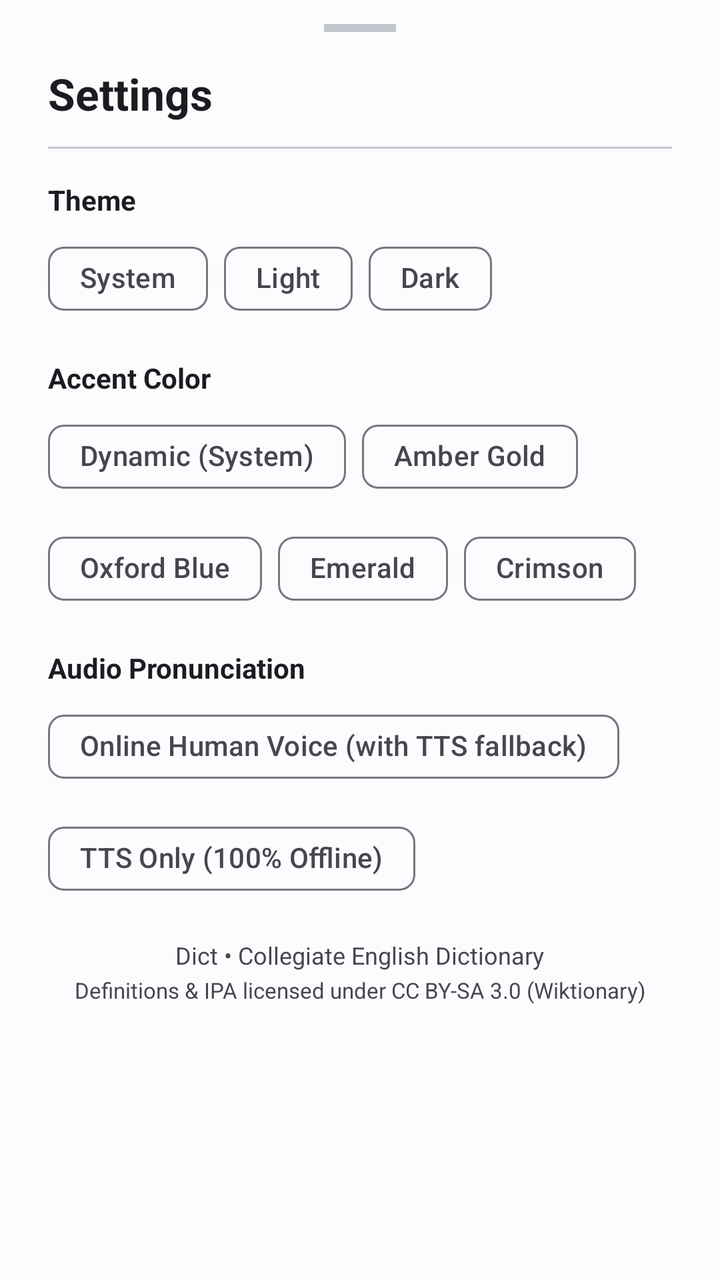
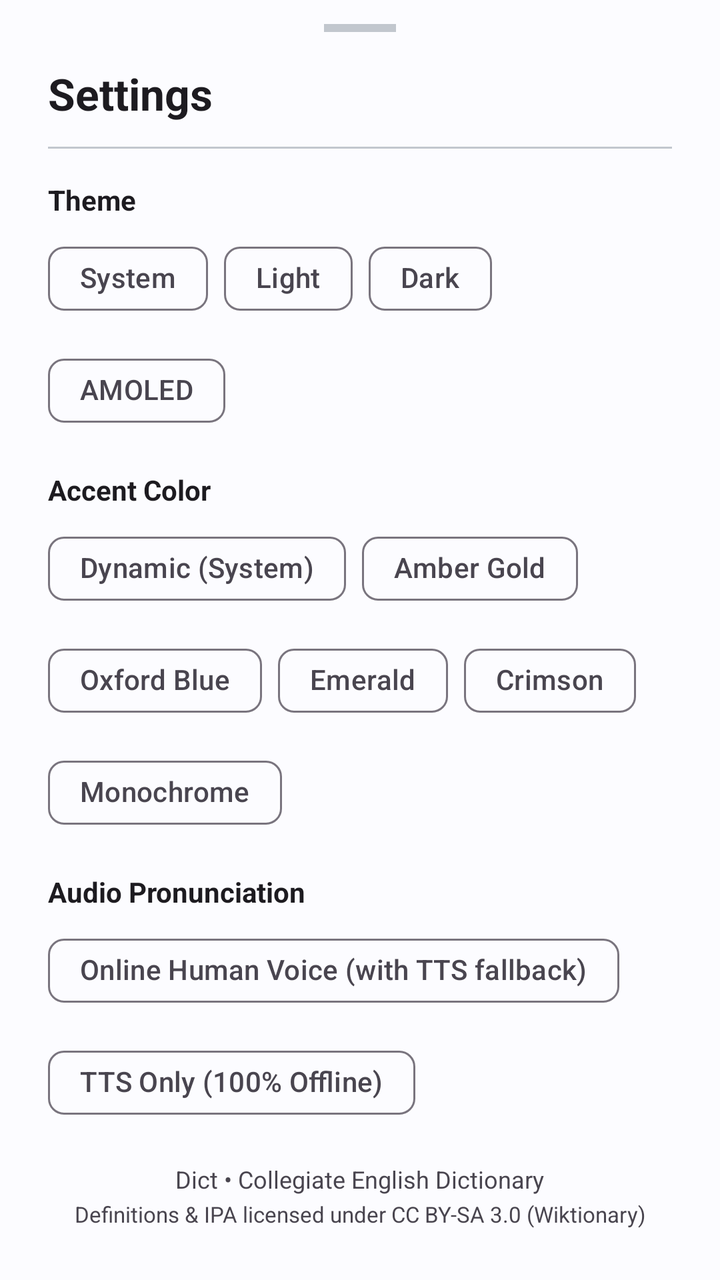

The first picture is an Android layout as it rendered before a commit; the second is the same layout after the commit. The layout source and the unified diff follow.
<!-- AndroidManifest.xml: application theme Theme.Dict -->
<!-- res/layout/dialog_settings.xml -->
<?xml version="1.0" encoding="utf-8"?>
<androidx.core.widget.NestedScrollView xmlns:android="http://schemas.android.com/apk/res/android"
    xmlns:app="http://schemas.android.com/apk/res-auto"
    android:layout_width="match_parent"
    android:layout_height="wrap_content"
    android:background="?android:attr/colorBackground"
    android:overScrollMode="never">

    <LinearLayout
        android:layout_width="match_parent"
        android:layout_height="wrap_content"
        android:orientation="vertical"
        android:paddingStart="24dp"
        android:paddingTop="12dp"
        android:paddingEnd="24dp"
        android:paddingBottom="32dp">

        
        <View
            android:layout_width="36dp"
            android:layout_height="4dp"
            android:layout_gravity="center_horizontal"
            android:layout_marginBottom="16dp"
            android:background="?attr/colorOutlineVariant" />

        
        <TextView
            android:layout_width="wrap_content"
            android:layout_height="wrap_content"
            android:text="Settings"
            android:textColor="?android:attr/textColorPrimary"
            android:textSize="22sp"
            android:textStyle="bold" />

        
        <View
            android:layout_width="match_parent"
            android:layout_height="1dp"
            android:layout_marginTop="12dp"
            android:layout_marginBottom="16dp"
            android:background="?attr/colorOutlineVariant" />

        
        <TextView
            android:layout_width="wrap_content"
            android:layout_height="wrap_content"
            android:text="Theme"
            android:textColor="?android:attr/textColorPrimary"
            android:textSize="14sp"
            android:textStyle="bold" />

        <com.google.android.material.chip.ChipGroup
            android:id="@+id/chipGroupTheme"
            android:layout_width="match_parent"
            android:layout_height="wrap_content"
            android:layout_marginTop="6dp"
            android:layout_marginBottom="16dp"
            app:singleSelection="true">

            <com.google.android.material.chip.Chip
                android:id="@+id/chipThemeSystem"
                style="@style/Widget.Material3.Chip.Filter"
                android:layout_width="wrap_content"
                android:layout_height="wrap_content"
                android:text="System" />

            <com.google.android.material.chip.Chip
                android:id="@+id/chipThemeLight"
                style="@style/Widget.Material3.Chip.Filter"
                android:layout_width="wrap_content"
                android:layout_height="wrap_content"
                android:text="Light" />

            <com.google.android.material.chip.Chip
                android:id="@+id/chipThemeDark"
                style="@style/Widget.Material3.Chip.Filter"
                android:layout_width="wrap_content"
                android:layout_height="wrap_content"
                android:text="Dark" />

        </com.google.android.material.chip.ChipGroup>

        
        <TextView
            android:layout_width="wrap_content"
            android:layout_height="wrap_content"
            android:text="Accent Color"
            android:textColor="?android:attr/textColorPrimary"
            android:textSize="14sp"
            android:textStyle="bold" />

        <com.google.android.material.chip.ChipGroup
            android:id="@+id/chipGroupAccent"
            android:layout_width="match_parent"
            android:layout_height="wrap_content"
            android:layout_marginTop="6dp"
            android:layout_marginBottom="16dp"
            app:singleSelection="true">

            <com.google.android.material.chip.Chip
                android:id="@+id/chipAccentDynamic"
                style="@style/Widget.Material3.Chip.Filter"
                android:layout_width="wrap_content"
                android:layout_height="wrap_content"
                android:text="Dynamic (System)" />

            <com.google.android.material.chip.Chip
                android:id="@+id/chipAccentAmber"
                style="@style/Widget.Material3.Chip.Filter"
                android:layout_width="wrap_content"
                android:layout_height="wrap_content"
                android:text="Amber Gold" />

            <com.google.android.material.chip.Chip
                android:id="@+id/chipAccentBlue"
                style="@style/Widget.Material3.Chip.Filter"
                android:layout_width="wrap_content"
                android:layout_height="wrap_content"
                android:text="Oxford Blue" />

            <com.google.android.material.chip.Chip
                android:id="@+id/chipAccentEmerald"
                style="@style/Widget.Material3.Chip.Filter"
                android:layout_width="wrap_content"
                android:layout_height="wrap_content"
                android:text="Emerald" />

            <com.google.android.material.chip.Chip
                android:id="@+id/chipAccentCrimson"
                style="@style/Widget.Material3.Chip.Filter"
                android:layout_width="wrap_content"
                android:layout_height="wrap_content"
                android:text="Crimson" />

        </com.google.android.material.chip.ChipGroup>

        
        <TextView
            android:layout_width="wrap_content"
            android:layout_height="wrap_content"
            android:text="Audio Pronunciation"
            android:textColor="?android:attr/textColorPrimary"
            android:textSize="14sp"
            android:textStyle="bold" />

        <com.google.android.material.chip.ChipGroup
            android:id="@+id/chipGroupAudio"
            android:layout_width="match_parent"
            android:layout_height="wrap_content"
            android:layout_marginTop="6dp"
            android:layout_marginBottom="16dp"
            app:singleSelection="true">

            <com.google.android.material.chip.Chip
                android:id="@+id/chipAudioHuman"
                style="@style/Widget.Material3.Chip.Filter"
                android:layout_width="wrap_content"
                android:layout_height="wrap_content"
                android:text="Online Human Voice (with TTS fallback)" />

            <com.google.android.material.chip.Chip
                android:id="@+id/chipAudioTts"
                style="@style/Widget.Material3.Chip.Filter"
                android:layout_width="wrap_content"
                android:layout_height="wrap_content"
                android:text="TTS Only (100% Offline)" />

        </com.google.android.material.chip.ChipGroup>

        
        <TextView
            android:layout_width="wrap_content"
            android:layout_height="wrap_content"
            android:layout_gravity="center_horizontal"
            android:text="Dict • Collegiate English Dictionary"
            android:textColor="?android:attr/textColorSecondary"
            android:textSize="12sp" />

        <TextView
            android:layout_width="wrap_content"
            android:layout_height="wrap_content"
            android:layout_gravity="center_horizontal"
            android:layout_marginTop="2dp"
            android:text="Definitions &amp; IPA licensed under CC BY-SA 3.0 (Wiktionary)"
            android:textColor="?android:attr/textColorSecondary"
            android:textSize="11sp" />

    </LinearLayout>

</androidx.core.widget.NestedScrollView>
<!-- resources referenced by this layout -->
<resources>
  <style name="Theme.Dict" parent="Theme.Material3.DayNight.NoActionBar">
          <item name="colorPrimary">@color/md_theme_light_primary</item>
          <item name="colorOnPrimary">@color/md_theme_light_onPrimary</item>
          <item name="colorPrimaryContainer">@color/md_theme_light_primaryContainer</item>
          <item name="colorOnPrimaryContainer">@color/md_theme_light_onPrimaryContainer</item>
          <item name="colorSecondary">@color/md_theme_light_secondary</item>
          <item name="colorSecondaryContainer">@color/md_theme_light_secondaryContainer</item>
          <item name="android:colorBackground">@color/md_theme_light_background</item>
          <item name="colorSurface">@color/md_theme_light_surface</item>
          <item name="colorOnSurface">@color/md_theme_light_onSurface</item>
          <item name="colorOutlineVariant">@color/md_theme_light_outlineVariant</item>
      </style>
  <color name="md_theme_light_primary">#006495</color>
  <color name="md_theme_light_onPrimary">#FFFFFF</color>
  <color name="md_theme_light_primaryContainer">#CBE6FF</color>
  <color name="md_theme_light_onPrimaryContainer">#001E30</color>
  <color name="md_theme_light_secondary">#50606E</color>
  <color name="md_theme_light_secondaryContainer">#D3E5F5</color>
  <color name="md_theme_light_background">#FCFCFF</color>
  <color name="md_theme_light_surface">#FCFCFF</color>
  <color name="md_theme_light_onSurface">#191C1E</color>
  <color name="md_theme_light_outlineVariant">#C2C7CE</color>
</resources>

<!-- the commit's change to res/layout/dialog_settings.xml (unified diff, before → after) -->
@@ -55,6 +55,7 @@
             android:layout_height="wrap_content"
             android:layout_marginTop="6dp"
             android:layout_marginBottom="16dp"
+            app:selectionRequired="true"
             app:singleSelection="true">
 
             <com.google.android.material.chip.Chip
@@ -77,6 +78,13 @@
                 android:layout_width="wrap_content"
                 android:layout_height="wrap_content"
                 android:text="Dark" />
+
+            <com.google.android.material.chip.Chip
+                android:id="@+id/chipThemeAmoled"
+                style="@style/Widget.Material3.Chip.Filter"
+                android:layout_width="wrap_content"
+                android:layout_height="wrap_content"
+                android:text="AMOLED" />
 
         </com.google.android.material.chip.ChipGroup>
 
@@ -95,6 +103,7 @@
             android:layout_height="wrap_content"
             android:layout_marginTop="6dp"
             android:layout_marginBottom="16dp"
+            app:selectionRequired="true"
             app:singleSelection="true">
 
             <com.google.android.material.chip.Chip
@@ -131,6 +140,13 @@
                 android:layout_width="wrap_content"
                 android:layout_height="wrap_content"
                 android:text="Crimson" />
+
+            <com.google.android.material.chip.Chip
+                android:id="@+id/chipAccentMono"
+                style="@style/Widget.Material3.Chip.Filter"
+                android:layout_width="wrap_content"
+                android:layout_height="wrap_content"
+                android:text="Monochrome" />
 
         </com.google.android.material.chip.ChipGroup>
 
@@ -149,6 +165,7 @@
             android:layout_height="wrap_content"
             android:layout_marginTop="6dp"
             android:layout_marginBottom="16dp"
+            app:selectionRequired="true"
             app:singleSelection="true">
 
             <com.google.android.material.chip.Chip
